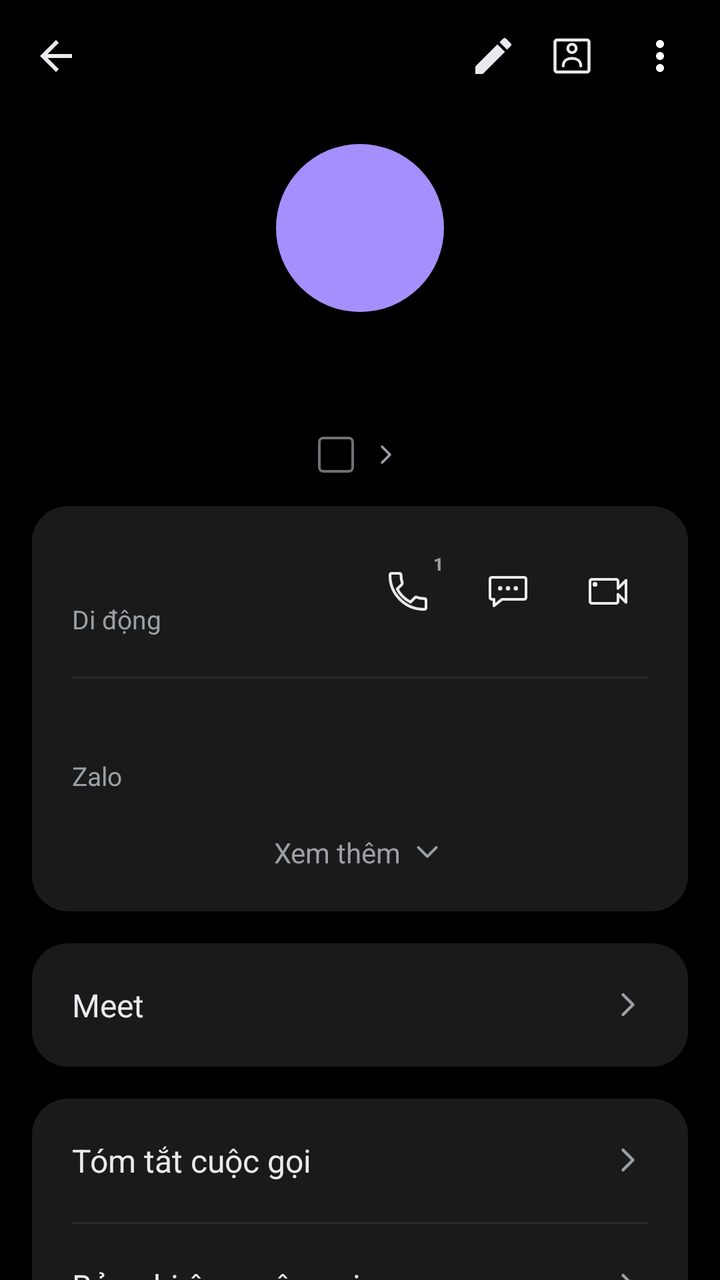
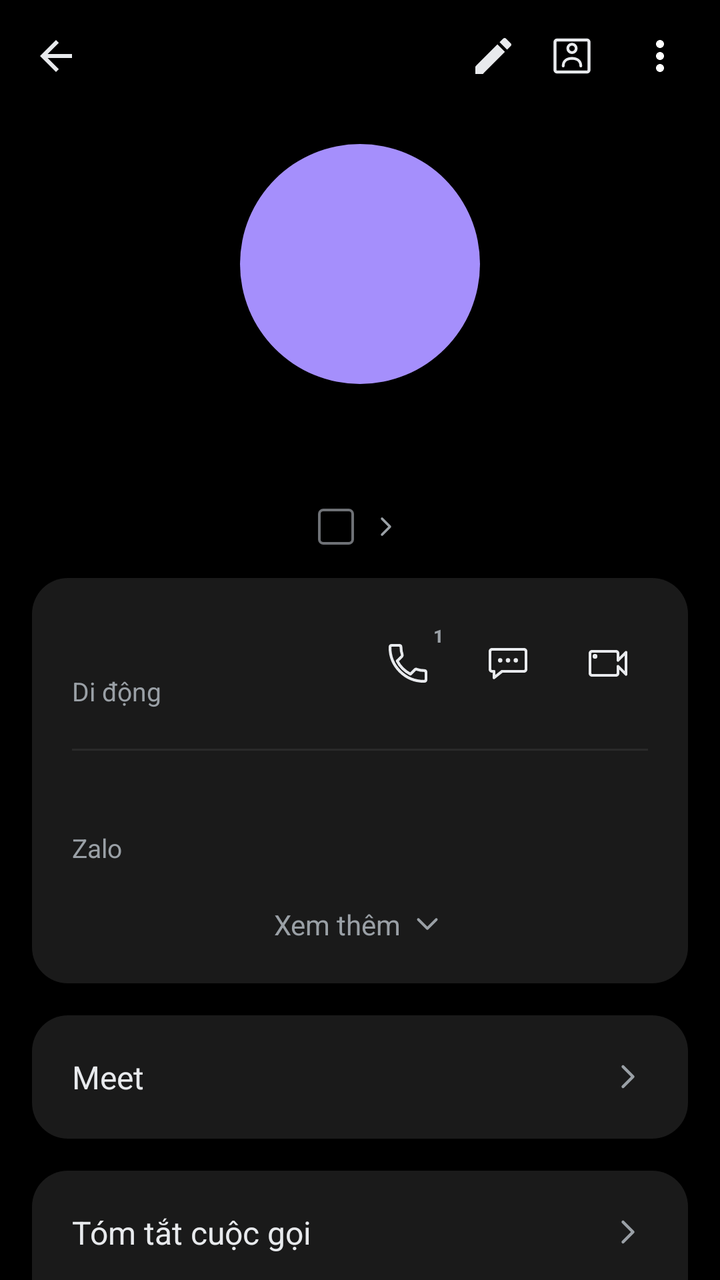

The first picture is an Android layout as it rendered before a commit; the second is the same layout after the commit. The layout source and the unified diff follow.
<!-- AndroidManifest.xml: application theme Theme.SimpleCall -->
<!-- res/layout/fragment_call_history.xml -->
<?xml version="1.0" encoding="utf-8"?>
<LinearLayout xmlns:android="http://schemas.android.com/apk/res/android"
    xmlns:app="http://schemas.android.com/apk/res-auto"
    android:layout_width="match_parent"
    android:layout_height="match_parent"
    android:orientation="vertical"
    android:background="@color/bg">

    
    <LinearLayout
        android:layout_width="match_parent" android:layout_height="56dp"
        android:orientation="horizontal" android:gravity="center_vertical"
        android:paddingStart="4dp" android:paddingEnd="8dp">

        <ImageButton android:id="@+id/btnBack"
            android:layout_width="48dp" android:layout_height="48dp"
            android:background="@android:color/transparent"
            android:src="@drawable/ic_arrow_back"
            android:contentDescription="Quay lại" />

        <Space android:layout_width="0dp" android:layout_height="1dp" android:layout_weight="1" />

        <ImageButton android:id="@+id/btnEdit"
            android:layout_width="35dp" android:layout_height="35dp"
            android:background="@android:color/transparent"
            android:src="@drawable/ic_edit"
            android:contentDescription="Sửa" />

        <ImageButton android:id="@+id/btnContactCard"
            android:layout_width="44dp" android:layout_height="44dp"
            android:background="@android:color/transparent"
            android:src="@drawable/ic_contact_card"
            android:contentDescription="Thẻ liên hệ" />

        <ImageButton android:id="@+id/btnMore"
            android:layout_width="44dp" android:layout_height="44dp"
            android:background="@android:color/transparent"
            android:src="@drawable/ic_more_vert"
            android:contentDescription="Thêm" />
    </LinearLayout>

    <ScrollView
        android:layout_width="match_parent" android:layout_height="0dp"
        android:layout_weight="1"
        android:clipToPadding="false"
        android:paddingBottom="24dp">

        <LinearLayout
            android:layout_width="match_parent" android:layout_height="wrap_content"
            android:orientation="vertical">

            
            <FrameLayout
                android:layout_width="84dp" android:layout_height="84dp"
                android:layout_gravity="center_horizontal"
                android:layout_marginTop="16dp">

                <TextView android:id="@+id/tvAvatar"
                    android:layout_width="84dp" android:layout_height="84dp"
                    android:background="@drawable/bg_avatar_circle"
                    android:gravity="center"
                    android:textSize="58sp" android:textColor="@color/white"
                    android:fontFamily="sans-serif-medium" />

                <ImageView android:id="@+id/ivDefaultAvatar"
                    android:layout_width="84dp" android:layout_height="84dp"
                    android:background="@drawable/bg_avatar_default"
                    android:src="@drawable/ic_person"
                    android:scaleType="center"
                    android:padding="21dp"
                    app:tint="@color/white"
                    android:visibility="gone"
                    android:contentDescription="@string/contact_photo" />
            </FrameLayout>

            
            <TextView android:id="@+id/tvTitle"
                android:layout_width="wrap_content" android:layout_height="wrap_content"
                android:layout_gravity="center_horizontal"
                android:layout_marginTop="16dp"
                android:layout_marginStart="32dp" android:layout_marginEnd="32dp"
                android:gravity="center"
                android:textSize="27sp" android:textStyle="bold"
                android:textColor="@color/text_primary"
                android:fontFamily="sans-serif-medium" />

            
            <LinearLayout android:id="@+id/rowSimDefault"
                android:layout_width="wrap_content" android:layout_height="wrap_content"
                android:layout_gravity="center_horizontal"
                android:layout_marginTop="10dp"
                android:orientation="horizontal" android:gravity="center_vertical"
                android:clickable="true" android:focusable="true">

                <TextView android:id="@+id/tvSimBadge"
                    android:layout_width="18dp" android:layout_height="18dp"
                    android:background="@drawable/bg_sim_badge"
                    android:gravity="center"
                    android:textSize="11sp" android:textColor="@color/text_secondary" />

                <TextView android:id="@+id/tvSubtitle"
                    android:layout_width="wrap_content" android:layout_height="wrap_content"
                    android:layout_marginStart="6dp"
                    android:textSize="14sp" android:textColor="@color/text_secondary" />

                <ImageView
                    android:layout_width="16dp" android:layout_height="16dp"
                    android:layout_marginStart="2dp"
                    android:src="@drawable/ic_chevron_right" />
            </LinearLayout>

            
            <LinearLayout
                android:layout_width="match_parent" android:layout_height="wrap_content"
                android:layout_margin="16dp"
                android:orientation="vertical"
                android:background="@drawable/bg_card_rounded"
                android:padding="20dp">

                <LinearLayout
                    android:layout_width="match_parent" android:layout_height="wrap_content"
                    android:orientation="horizontal" android:gravity="center_vertical">

                    <LinearLayout
                        android:layout_width="0dp" android:layout_height="wrap_content"
                        android:layout_weight="1" android:orientation="vertical">

                        <TextView android:id="@+id/tvNumber"
                            android:layout_width="wrap_content" android:layout_height="wrap_content"
                            android:textSize="19sp" android:textColor="@color/text_primary" />

                        <TextView android:id="@+id/tvNumberType"
                            android:layout_width="wrap_content" android:layout_height="wrap_content"
                            android:layout_marginTop="2dp"
                            android:text="@string/number_type_mobile"
                            android:textSize="13sp" android:textColor="@color/text_secondary" />
                    </LinearLayout>

                    
                    <FrameLayout
                        android:layout_width="40dp"
                        android:layout_height="40dp">
                        <ImageButton android:id="@+id/btnCallRow"
                            android:layout_width="match_parent"
                            android:layout_height="match_parent"
                            android:background="@android:color/transparent"
                            android:src="@drawable/ic_call_outline"
                            android:contentDescription="@string/call" />
                        
                        <TextView
                            android:id="@+id/tvCallSimNum"
                            android:layout_width="wrap_content"
                            android:layout_height="wrap_content"
                            android:layout_gravity="top|end"
                            android:layout_marginTop="0dp"
                            android:layout_marginEnd="2dp"
                            android:text="1"
                            android:textSize="9sp"
                            android:textStyle="bold"
                            android:textColor="@color/text_secondary"
                            android:fontFamily="sans-serif-medium" />
                    </FrameLayout>

                    <ImageButton android:id="@+id/btnMessageRow"
                        android:layout_width="40dp" android:layout_height="40dp"
                        android:layout_marginStart="10dp"
                        android:background="@android:color/transparent"
                        android:src="@drawable/ic_message_outline"
                        android:contentDescription="Nhắn tin" />

                    <ImageButton android:id="@+id/btnVideoRow"
                        android:layout_width="40dp" android:layout_height="40dp"
                        android:layout_marginStart="10dp"
                        android:background="@android:color/transparent"
                        android:src="@drawable/ic_video_call_outline"
                        android:contentDescription="Video call" />
                </LinearLayout>

                <View android:id="@+id/divBeforeZalo"
                    android:layout_width="match_parent" android:layout_height="1dp"
                    android:layout_marginTop="20dp" android:layout_marginBottom="16dp"
                    android:background="@color/divider" />

                <LinearLayout android:id="@+id/rowZalo"
                    android:layout_width="match_parent" android:layout_height="wrap_content"
                    android:orientation="vertical"
                    android:clickable="true" android:focusable="true">

                    <TextView android:id="@+id/tvZalo"
                        android:layout_width="wrap_content" android:layout_height="wrap_content"
                        android:textSize="16sp" android:textColor="@color/text_primary" />

                    <TextView
                        android:layout_width="wrap_content" android:layout_height="wrap_content"
                        android:layout_marginTop="2dp"
                        android:text="Zalo"
                        android:textSize="13sp" android:textColor="@color/text_secondary" />
                </LinearLayout>

                <LinearLayout android:id="@+id/rowSeeMore"
                    android:layout_width="match_parent" android:layout_height="wrap_content"
                    android:layout_marginTop="20dp"
                    android:orientation="horizontal" android:gravity="center"
                    android:clickable="true" android:focusable="true">

                    <TextView
                        android:layout_width="wrap_content" android:layout_height="wrap_content"
                        android:text="Xem thêm"
                        android:textSize="14sp" android:textColor="@color/text_secondary" />

                    <ImageView
                        android:layout_width="18dp" android:layout_height="18dp"
                        android:layout_marginStart="4dp"
                        android:src="@drawable/ic_chevron_down" />
                </LinearLayout>
            </LinearLayout>

            
            <LinearLayout android:id="@+id/rowMeet"
                android:layout_width="match_parent" android:layout_height="wrap_content"
                android:layout_marginStart="16dp" android:layout_marginEnd="16dp"
                android:orientation="horizontal" android:gravity="center_vertical"
                android:background="@drawable/bg_card_rounded"
                android:padding="20dp"
                android:clickable="true" android:focusable="true">

                <TextView
                    android:layout_width="0dp" android:layout_height="wrap_content"
                    android:layout_weight="1"
                    android:text="Meet"
                    android:textSize="16sp" android:textColor="@color/text_primary" />

                <ImageView
                    android:layout_width="20dp" android:layout_height="20dp"
                    android:src="@drawable/ic_chevron_right" />
            </LinearLayout>

            
            <LinearLayout
                android:layout_width="match_parent" android:layout_height="wrap_content"
                android:layout_margin="16dp"
                android:orientation="vertical"
                android:background="@drawable/bg_card_rounded">

                <LinearLayout android:id="@+id/rowCallSummary"
                    android:layout_width="match_parent" android:layout_height="wrap_content"
                    android:orientation="horizontal" android:gravity="center_vertical"
                    android:padding="20dp"
                    android:clickable="true" android:focusable="true">

                    <TextView
                        android:layout_width="0dp" android:layout_height="wrap_content"
                        android:layout_weight="1"
                        android:text="Tóm tắt cuộc gọi"
                        android:textSize="16sp" android:textColor="@color/text_primary" />

                    <ImageView
                        android:layout_width="20dp" android:layout_height="20dp"
                        android:src="@drawable/ic_chevron_right" />
                </LinearLayout>

                <View
                    android:layout_width="match_parent" android:layout_height="1dp"
                    android:layout_marginStart="20dp" android:layout_marginEnd="20dp"
                    android:background="@color/divider" />

                <LinearLayout android:id="@+id/rowCallRecording"
                    android:layout_width="match_parent" android:layout_height="wrap_content"
                    android:orientation="horizontal" android:gravity="center_vertical"
                    android:padding="20dp"
                    android:clickable="true" android:focusable="true">

                    <TextView
                        android:layout_width="0dp" android:layout_height="wrap_content"
                        android:layout_weight="1"
                        android:text="Bản ghi âm cuộc gọi"
                        android:textSize="16sp" android:textColor="@color/text_primary" />

                    <ImageView
                        android:layout_width="20dp" android:layout_height="20dp"
                        android:src="@drawable/ic_chevron_right" />
                </LinearLayout>
            </LinearLayout>

            
            <LinearLayout android:id="@+id/cardAddContact"
                android:layout_width="match_parent" android:layout_height="wrap_content"
                android:layout_margin="16dp"
                android:orientation="vertical"
                android:background="@drawable/bg_card_rounded"
                android:visibility="gone">

                <LinearLayout android:id="@+id/rowCreateContact"
                    android:layout_width="match_parent" android:layout_height="wrap_content"
                    android:orientation="horizontal" android:gravity="center_vertical"
                    android:padding="20dp"
                    android:clickable="true" android:focusable="true">

                    <TextView
                        android:layout_width="0dp" android:layout_height="wrap_content"
                        android:layout_weight="1"
                        android:text="Tạo liên hệ mới"
                        android:textSize="16sp" android:textColor="@color/text_primary" />

                    <ImageView
                        android:layout_width="20dp" android:layout_height="20dp"
                        android:src="@drawable/ic_chevron_right" />
                </LinearLayout>

                <View
                    android:layout_width="match_parent" android:layout_height="1dp"
                    android:layout_marginStart="20dp" android:layout_marginEnd="20dp"
                    android:background="@color/divider" />

                <LinearLayout android:id="@+id/rowAddExisting"
                    android:layout_width="match_parent" android:layout_height="wrap_content"
                    android:orientation="horizontal" android:gravity="center_vertical"
                    android:padding="20dp"
                    android:clickable="true" android:focusable="true">

                    <TextView
                        android:layout_width="0dp" android:layout_height="wrap_content"
                        android:layout_weight="1"
                        android:text="Thêm vào liên lạc hiện có"
                        android:textSize="16sp" android:textColor="@color/text_primary" />

                    <ImageView
                        android:layout_width="20dp" android:layout_height="20dp"
                        android:src="@drawable/ic_chevron_right" />
                </LinearLayout>
            </LinearLayout>

            
            <LinearLayout
                android:layout_width="match_parent" android:layout_height="wrap_content"
                android:layout_marginStart="20dp" android:layout_marginEnd="12dp"
                android:layout_marginTop="8dp"
                android:orientation="horizontal" android:gravity="center_vertical">

                <TextView
                    android:layout_width="0dp" android:layout_height="wrap_content"
                    android:layout_weight="1"
                    android:text="Nhật ký cuộc gọi"
                    android:textSize="15sp" android:textColor="@color/text_secondary" />

                <TextView android:id="@+id/btnClearLog"
                    android:layout_width="wrap_content" android:layout_height="wrap_content"
                    android:text="Xóa"
                    android:textSize="15sp" android:textColor="@color/accent_blue"
                    android:padding="8dp"
                    android:clickable="true" android:focusable="true" />
            </LinearLayout>

            
            <LinearLayout android:id="@+id/llHistoryEntries"
                android:layout_width="match_parent" android:layout_height="wrap_content"
                android:layout_margin="16dp"
                android:orientation="vertical"
                android:background="@drawable/bg_card_rounded" />

        </LinearLayout>
    </ScrollView>
</LinearLayout>
<!-- resources referenced by this layout -->
<resources>
  <color name="accent_blue">#1A73E8</color>
  <color name="bg">#000000</color>
  <color name="divider">#2A2A2A</color>
  <color name="text_primary">#E8EAED</color>
  <color name="text_secondary">#9AA0A6</color>
  <color name="white">#FFFFFF</color>
  <!-- drawable bg_avatar_circle (drawable) -->
  <?xml version="1.0" encoding="utf-8"?>
  <shape xmlns:android="http://schemas.android.com/apk/res/android"
      android:shape="oval">
      <solid android:color="@color/avatar_purple" />
  </shape>
  <!-- drawable bg_avatar_default (drawable) -->
  <?xml version="1.0" encoding="utf-8"?>
  <shape xmlns:android="http://schemas.android.com/apk/res/android"
      android:shape="oval">
      <solid android:color="@color/accent_blue" />
  </shape>
  <!-- drawable bg_card_rounded (drawable) -->
  <?xml version="1.0" encoding="utf-8"?>
  <shape xmlns:android="http://schemas.android.com/apk/res/android"
      android:shape="rectangle">
      <solid android:color="@color/detail_card_bg" />
      <corners android:radius="18dp" />
  </shape>
  <!-- drawable bg_sim_badge (drawable) -->
  <?xml version="1.0" encoding="utf-8"?>
  <shape xmlns:android="http://schemas.android.com/apk/res/android"
      android:shape="rectangle">
      <stroke android:width="1.2dp" android:color="@color/call_log_muted" />
      <corners android:radius="2dp" />
      <solid android:color="@android:color/transparent" />
  </shape>
  <!-- drawable ic_arrow_back (drawable) -->
  <?xml version="1.0" encoding="utf-8"?>
  <vector xmlns:android="http://schemas.android.com/apk/res/android"
      android:width="24dp" android:height="24dp"
      android:viewportWidth="24" android:viewportHeight="24">
      
      <path android:fillColor="@color/text_primary"
          android:pathData="M20,11H7.83l5.59-5.59L12,4l-8,8 8,8 1.41-1.41L7.83,13H20v-2z"/>
  </vector>
  <!-- drawable ic_edit (drawable) -->
  <?xml version="1.0" encoding="utf-8"?>
  <vector xmlns:android="http://schemas.android.com/apk/res/android"
      android:width="24dp" android:height="24dp"
      android:viewportWidth="24" android:viewportHeight="24">
      <path android:fillColor="@color/text_primary"
          android:pathData="M3,17.25V21h3.75L17.81,9.94l-3.75,-3.75L3,17.25zM20.71,7.04c0.39,-0.39 0.39,-1.02 0,-1.41l-2.34,-2.34c-0.39,-0.39 -1.02,-0.39 -1.41,0l-1.83,1.83 3.75,3.75 1.83,-1.83z"/>
  </vector>
  <!-- drawable ic_more_vert (drawable) -->
  <?xml version="1.0" encoding="utf-8"?>
  <vector xmlns:android="http://schemas.android.com/apk/res/android"
      android:width="24dp" android:height="24dp"
      android:viewportWidth="24" android:viewportHeight="24">
      <path android:fillColor="#FFFFFF"
          android:pathData="M12,8c1.1,0 2,-0.9 2,-2s-0.9,-2 -2,-2 -2,0.9 -2,2 0.9,2 2,2zM12,10c-1.1,0 -2,0.9 -2,2s0.9,2 2,2 2,-0.9 2,-2 -0.9,-2 -2,-2zM12,16c-1.1,0 -2,0.9 -2,2s0.9,2 2,2 2,-0.9 2,-2 -0.9,-2 -2,-2z"/>
  </vector>
  <!-- drawable ic_person (drawable) -->
  <?xml version="1.0" encoding="utf-8"?>
  <vector xmlns:android="http://schemas.android.com/apk/res/android"
      android:width="24dp" android:height="24dp"
      android:viewportWidth="24" android:viewportHeight="24">
      <path android:fillColor="#FFFFFFFF"
          android:pathData="M12,12c2.21,0 4,-1.79 4,-4s-1.79,-4 -4,-4 -4,1.79 -4,4 1.79,4 4,4zM12,14c-2.67,0 -8,1.34 -8,4v2h16v-2c0,-2.66 -5.33,-4 -8,-4z"/>
  </vector>
  <string name="call">Gọi</string>
  <string name="contact_photo">Ảnh liên hệ</string>
  <string name="number_type_mobile">Di động</string>
  <color name="avatar_purple">#A58FFC</color>
  <color name="detail_card_bg">#1A1A1A</color>
  <color name="call_log_muted">#6E7176</color>
  <color name="primary">#1E8E3E</color>
  <color name="primary_dark">#137333</color>
  <!-- unchanged entries left out for length: 7 -->
</resources>

<!-- the commit's change to res/layout/fragment_call_history.xml (unified diff, before → after) -->
@@ -51,23 +51,23 @@
 
             
             <FrameLayout
-                android:layout_width="84dp" android:layout_height="84dp"
+                android:layout_width="120dp" android:layout_height="120dp"
                 android:layout_gravity="center_horizontal"
                 android:layout_marginTop="16dp">
 
                 <TextView android:id="@+id/tvAvatar"
-                    android:layout_width="84dp" android:layout_height="84dp"
+                    android:layout_width="120dp" android:layout_height="120dp"
                     android:background="@drawable/bg_avatar_circle"
                     android:gravity="center"
-                    android:textSize="58sp" android:textColor="@color/white"
+                    android:textSize="48sp" android:textColor="@color/white"
                     android:fontFamily="sans-serif-medium" />
 
                 <ImageView android:id="@+id/ivDefaultAvatar"
-                    android:layout_width="84dp" android:layout_height="84dp"
+                    android:layout_width="120dp" android:layout_height="120dp"
                     android:background="@drawable/bg_avatar_default"
                     android:src="@drawable/ic_person"
                     android:scaleType="center"
-                    android:padding="21dp"
+                    android:padding="30dp"
                     app:tint="@color/white"
                     android:visibility="gone"
                     android:contentDescription="@string/contact_photo" />
